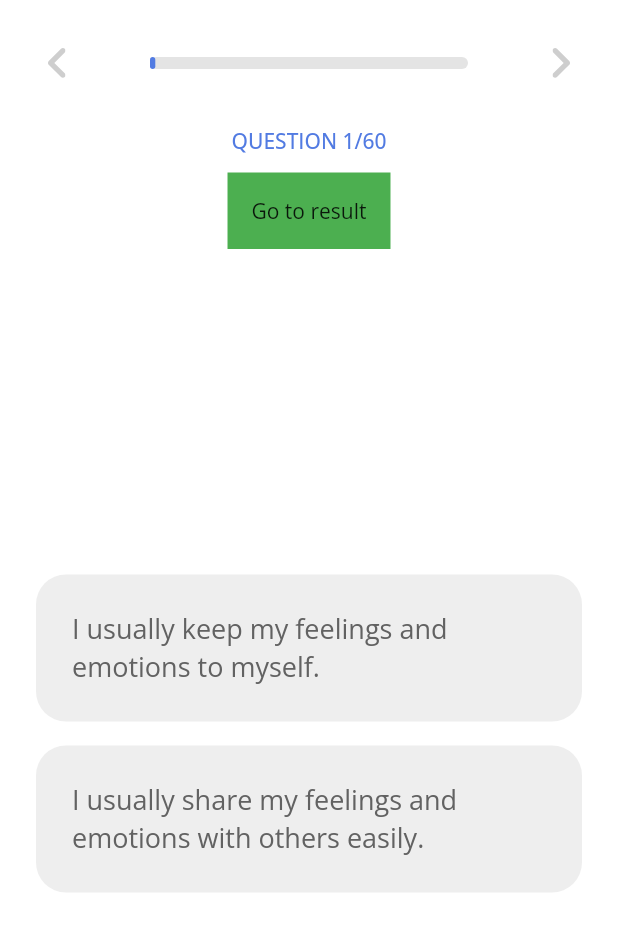
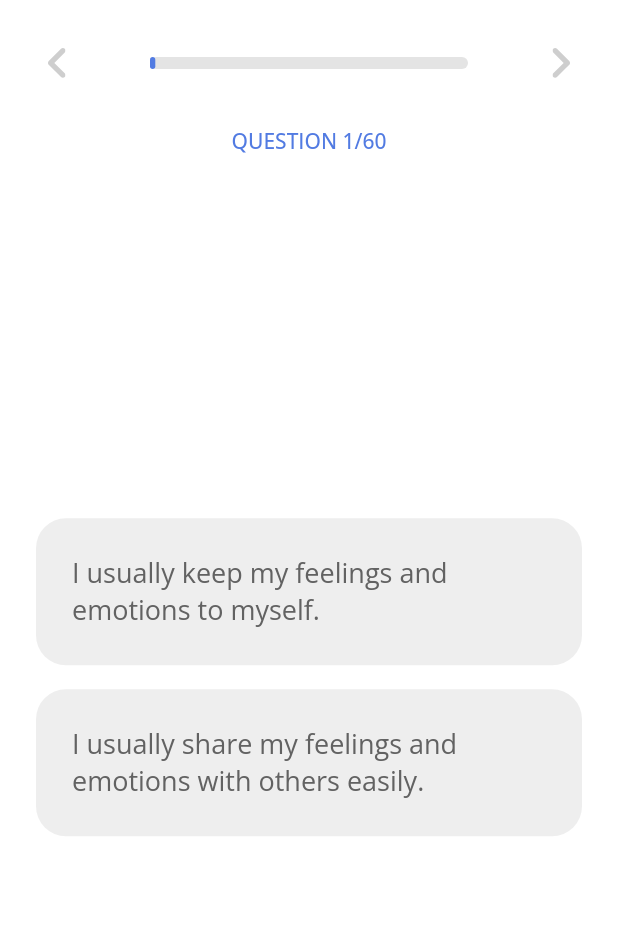
Before and after one commit to misagh1999/mbti-test-app, a Flutter app: the QuestionScreen screen opened by its route, on a phone screen of 412 x 824 dp. Shown: the top 931 px of the screen. Run offline on Flutter 3.47's test engine with Material 2 defaults, Android fonts, the phone set to English and light mode, and no system bars; our stand-ins replace flutter_svg, get.

Commit message:
fixed some bugs

```diff
--- a/lib/constants.dart
+++ b/lib/constants.dart
@@ -1,7 +1,12 @@
+import 'package:flutter/material.dart';
+
 import 'utils/utils.dart';
 
 var primaryColor = HexColor.fromHex('527BE2');
 var secondayColor = HexColor.fromHex('F0E823');
+
+var primaryGradint =
+    LinearGradient(colors: [primaryColor.withOpacity(0.8), primaryColor]);
 
 abstract class Fonts {
   static const Light = 'Light';
--- a/lib/controllers/exam_controller.dart
+++ b/lib/controllers/exam_controller.dart
@@ -4,13 +4,14 @@ import 'package:get/get.dart';
 import '../data/models/personality_model.dart';
 import '../data/models/question.dart';
 import '../routes/app_pages.dart';
+import '../widgets/dialog.dart';
 
 class ExamController extends GetxController
     with GetSingleTickerProviderStateMixin {
   late PageController _pageController;
   PageController get pageController => this._pageController;
 
-  List<Question> _questions = sample_data
+  late List<Question> _questions = sample_data
       .map((question) => Question(
           index: question['index'],
           option1: question['option1'],
@@ -30,9 +31,23 @@ class ExamController extends GetxController
 
   late PResultModel result;
 
+  _resetExam() {
+    _questions = sample_data
+        .map((question) => Question(
+            index: question['index'],
+            option1: question['option1'],
+            option2: question['option2'],
+            selectedOption: 0.obs,
+            type1: question['type1'],
+            type2: question['type2']))
+        .toList();
+    _questionIndex.value = 0;
+  }
+
   @override
   void onInit() {
     _pageController = PageController();
+    _resetExam();
     super.onInit();
   }
 
@@ -47,10 +62,9 @@ class ExamController extends GetxController
 
     _questions[_questionIndex.value].selectedOption.value = optionIndex;
 
-    // todo: removed delayed for test, put it later
-    // Future.delayed(Duration(milliseconds: 350), () {
+    Future.delayed(Duration(milliseconds: 250), () {
       nextQuestion();
-    // });
+    });
   }
 
   void previousQuestion() {
@@ -73,7 +87,7 @@ class ExamController extends GetxController
     }
   }
 
-  void _calculateAndGoToResultScreen() async{
+  void _calculateAndGoToResultScreen() async {
     String resultTypeStr = "";
 
     for (int i = 0; i < _questions.length; i++) {
@@ -94,14 +108,18 @@ class ExamController extends GetxController
 
     await result.loadResult();
 
-    Get.toNamed(Routes.RESULT);
+    _resetExam();
+
+    Get.offNamed(Routes.RESULT);
+
   }
 
-  goToResultScreenTest() async{
-    result = PResultModel(type: "INFJ");
-
-    await result.loadResult();
-
-    Get.toNamed(Routes.RESULT);
+  onWillPopMain() {
+    showExitDialog(onCancel: () {
+      Get.back();
+    }, onConfirm: () {
+      Get.back();
+      Get.back();
+    });
   }
 }
--- a/lib/screens/question/question_screen.dart
+++ b/lib/screens/question/question_screen.dart
@@ -15,7 +15,11 @@ class QuestionScreen extends StatelessWidget {
   @override
   Widget build(BuildContext context) {
     return Scaffold(
-      body: SafeArea(
+      body: WillPopScope(
+        onWillPop: (){
+          return _.onWillPopMain();
+        },
+        child: SafeArea(
           child: Obx(
             () => Container(
               padding: EdgeInsets.all(24),
@@ -89,18 +93,6 @@ class QuestionScreen extends StatelessWidget {
                     style:
                         TextStyle(color: primaryColor, fontFamily: Fonts.Medium),
                   ),
-                InkWell(
-                  onTap: (){
-                    // todo: remove it later
-                    _.goToResultScreenTest();
-                  },
-                  child: Container(
-                    color: Colors.green,
-                    margin: EdgeInsets.all(12),
-                    padding: EdgeInsets.all(16),
-                    child: Text('Go to result'),
-                  ),
-                ),
                   Expanded(
                     child: PageView.builder(
                       physics: NeverScrollableScrollPhysics(),
@@ -143,6 +135,7 @@ class QuestionScreen extends StatelessWidget {
             ),
           ),
         ),
+      ),
     );
   }
 }
--- a/lib/screens/start/start_screen.dart
+++ b/lib/screens/start/start_screen.dart
@@ -1,4 +1,5 @@
 import 'package:english_mbti_test_app/constants.dart';
+import 'package:english_mbti_test_app/controllers/exam_controller.dart';
 import 'package:english_mbti_test_app/routes/app_pages.dart';
 import 'package:english_mbti_test_app/utils/utils.dart';
 import 'package:flutter/material.dart';
@@ -6,7 +7,9 @@ import 'package:flutter_svg/flutter_svg.dart';
 import 'package:get/get.dart';
 
 class StartScreen extends StatelessWidget {
-  const StartScreen({super.key});
+  StartScreen({super.key});
+
+  final ExamController examController = Get.put(ExamController());
 
   @override
   Widget build(BuildContext context) {
```
Also changed, not shown: lib/screens/result/components/result_top_widget.dart (+17 -3 lines), lib/widgets/dialog.dart (added, +29 -0 lines), lib/widgets/my_dialog_btn.dart (added, +55 -0 lines). Lines whose indentation alone changed are shown as unchanged.
